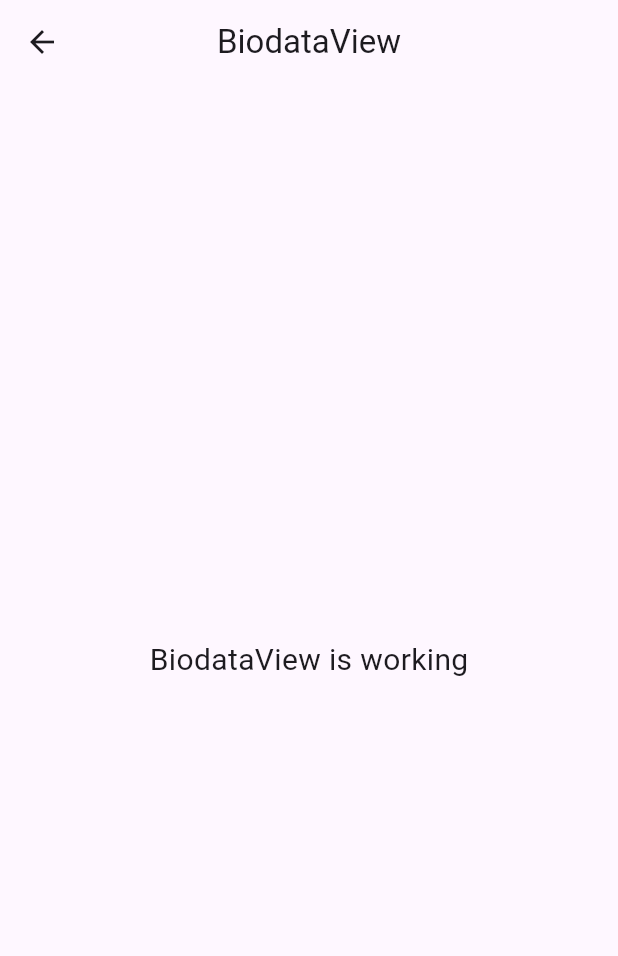
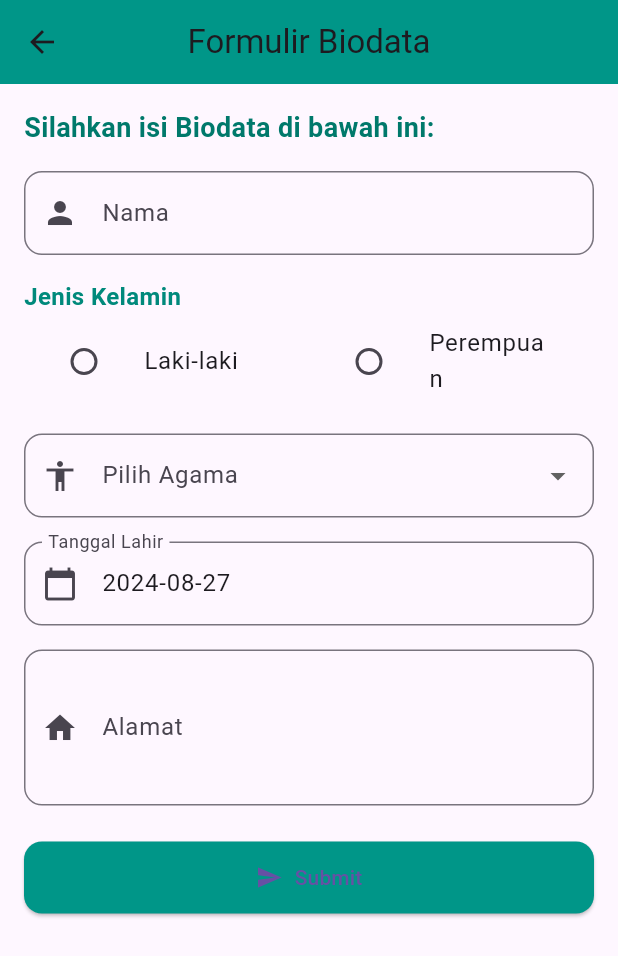
Before and after one commit to RasyaRazaqaSetiawan/Flutter-GetX, a Flutter app: the BiodataView screen opened by its route, on a phone screen of 412 x 824 dp. Shown: the top 956 px of the screen. Run offline on Flutter 3.47's test engine with Material 3 defaults, Android fonts, the phone set to English and light mode, and no system bars; our stand-ins replace get.

Commit message:
Form Biodata

```diff
--- /dev/null
+++ b/lib/app/data/biodata_model.dart
@@ -0,0 +1,15 @@
+class BiodataModel {
+  String nama;
+  String jenisKelamin;
+  String agama;
+  DateTime tanggalLahir;
+  String alamat;
+
+  BiodataModel({
+    required this.nama,
+    required this.jenisKelamin,
+    required this.agama,
+    required this.tanggalLahir,
+    required this.alamat,
+  });
+}
--- a/lib/app/modules/biodata/controllers/biodata_controller.dart
+++ b/lib/app/modules/biodata/controllers/biodata_controller.dart
@@ -1,23 +1,37 @@
 import 'package:get/get.dart';
 
+import '../../../data/biodata_model.dart';
+
 class BiodataController extends GetxController {
-  //TODO: Implement BiodataController
+  final nama = ''.obs;
+  final jenisKelamin = ''.obs;
+  final agama = ''.obs;
+  final tanggalLahir = DateTime.now().obs;
+  final alamat = ''.obs;
 
-  final count = 0.obs;
-  @override
-  void onInit() {
-    super.onInit();
+  //fungsi untuk mengubah nilai
+  void setNama(String value) => nama.value = value;
+  void setJenisKelamin(String? value) {
+    if (value != null) jenisKelamin.value = value;
   }
 
-  @override
-  void onReady() {
-    super.onReady();
+  void setAgama(String? value) {
+    if (value != null) agama.value = value;
   }
 
-  @override
-  void onClose() {
-    super.onClose();
+  void setTanggalLahir(DateTime value) => tanggalLahir.value = value;
+  void setAlamat(String value) => alamat.value = value;
+
+  //fungsi untuk submit formulir
+  void submitForm() {
+    // Proses data formulir di sini atau navigation ke halaman lain
+    final formData = BiodataModel(
+      nama: nama.value,
+      jenisKelamin: jenisKelamin.value,
+      agama: agama.value,
+      tanggalLahir: tanggalLahir.value,
+      alamat: alamat.value,
+    );
+    Get.toNamed('/output', arguments: formData);
   }
-
-  void increment() => count.value++;
 }
--- a/lib/app/modules/biodata/views/biodata_view.dart
+++ b/lib/app/modules/biodata/views/biodata_view.dart
@@ -1,22 +1,162 @@
+// ignore_for_file: prefer_const_constructors
+
 import 'package:flutter/material.dart';
-
 import 'package:get/get.dart';
-
 import '../controllers/biodata_controller.dart';
 
 class BiodataView extends GetView<BiodataController> {
   const BiodataView({super.key});
   @override
   Widget build(BuildContext context) {
+    final BiodataController controller = Get.put(BiodataController());
     return Scaffold(
       appBar: AppBar(
-        title: const Text('BiodataView'),
+        title: const Text('Formulir Biodata'),
         centerTitle: true,
+        backgroundColor: Colors.teal,
+        elevation: 0,
       ),
-      body: const Center(
-        child: Text(
-          'BiodataView is working',
-          style: TextStyle(fontSize: 20),
+      body: SingleChildScrollView(
+        child: Padding(
+          padding: const EdgeInsets.all(16.0),
+          child: Column(
+            crossAxisAlignment: CrossAxisAlignment.start,
+            children: [
+              Text(
+                'Silahkan isi Biodata di bawah ini:',
+                style: TextStyle(
+                  fontSize: 18,
+                  fontWeight: FontWeight.bold,
+                  color: Colors.teal.shade700,
+                ),
+              ),
+              SizedBox(height: 16),
+              TextField(
+                onChanged: controller.setNama,
+                decoration: InputDecoration(
+                  labelText: 'Nama',
+                  prefixIcon: Icon(Icons.person),
+                  border: OutlineInputBorder(
+                    borderRadius: BorderRadius.circular(12),
+                  ),
+                ),
+              ),
+              SizedBox(height: 16),
+              Text(
+                'Jenis Kelamin',
+                style: TextStyle(
+                  fontSize: 16,
+                  fontWeight: FontWeight.bold,
+                  color: Colors.teal.shade600,
+                ),
+              ),
+              Row(
+                children: [
+                  Obx(() => Expanded(
+                        child: ListTile(
+                          title: const Text('Laki-laki'),
+                          leading: Radio<String>(
+                            value: 'Laki-laki',
+                            groupValue: controller.jenisKelamin.value,
+                            onChanged: controller.setJenisKelamin,
+                            activeColor: Colors.teal,
+                          ),
+                        ),
+                      )),
+                  Obx(() => Expanded(
+                        child: ListTile(
+                          title: const Text('Perempuan'),
+                          leading: Radio<String>(
+                            value: 'Perempuan',
+                            groupValue: controller.jenisKelamin.value,
+                            onChanged: controller.setJenisKelamin,
+                            activeColor: Colors.teal,
+                          ),
+                        ),
+                      )),
+                ],
+              ),
+              SizedBox(height: 16),
+              Obx(
+                () => DropdownButtonFormField<String>(
+                  value: controller.agama.value.isEmpty
+                      ? null
+                      : controller.agama.value,
+                  items: <String>['Islam', 'Kristen', 'Hindu', 'Budha']
+                      .map((String value) {
+                    return DropdownMenuItem<String>(
+                      value: value,
+                      child: Text(value),
+                    );
+                  }).toList(),
+                  onChanged: controller.setAgama,
+                  decoration: InputDecoration(
+                    labelText: 'Pilih Agama',
+                    prefixIcon: Icon(Icons.accessibility),
+                    border: OutlineInputBorder(
+                      borderRadius: BorderRadius.circular(12),
+                    ),
+                  ),
+                ),
+              ),
+              SizedBox(height: 16),
+              Obx(() => TextField(
+                    decoration: InputDecoration(
+                      labelText: 'Tanggal Lahir',
+                      hintText: 'Pilih Tanggal Lahir',
+                      prefixIcon: Icon(Icons.calendar_today),
+                      border: OutlineInputBorder(
+                        borderRadius: BorderRadius.circular(12),
+                      ),
+                    ),
+                    readOnly: true,
+                    onTap: () async {
+                      DateTime? pickedDate = await showDatePicker(
+                        context: context,
+                        initialDate: controller.tanggalLahir.value,
+                        firstDate: DateTime(1),
+                        lastDate: DateTime.now(),
+                      );
+                      if (pickedDate != null) {
+                        controller.setTanggalLahir(pickedDate);
+                      }
+                    },
+                    controller: TextEditingController(
+                      text: controller.tanggalLahir.value
+                          .toString()
+                          .split(' ')[0],
+                    ),
+                  )),
+              SizedBox(height: 16),
+              TextField(
+                onChanged: controller.setAlamat,
+                decoration: InputDecoration(
+                  labelText: 'Alamat',
+                  prefixIcon: Icon(Icons.home),
+                  border: OutlineInputBorder(
+                    borderRadius: BorderRadius.circular(12),
+                  ),
+                ),
+                maxLines: 3,
+              ),
+              SizedBox(height: 24),
+              SizedBox(
+                width: double.infinity,
+                child: ElevatedButton.icon(
+                  onPressed: controller.submitForm,
+                  icon: Icon(Icons.send),
+                  label: const Text('Submit'),
+                  style: ElevatedButton.styleFrom(
+                    padding: EdgeInsets.symmetric(vertical: 14),
+                    shape: RoundedRectangleBorder(
+                      borderRadius: BorderRadius.circular(12),
+                    ),
+                    backgroundColor: Colors.teal,
+                  ),
+                ),
+              )
+            ],
+          ),
         ),
       ),
     );
--- a/lib/app/modules/home/controllers/home_controller.dart
+++ b/lib/app/modules/home/controllers/home_controller.dart
@@ -3,8 +3,6 @@
 import 'package:get/get.dart';
 
 class HomeController extends GetxController {
-  //TODO: Implement HomeController
-
   final count = 0.obs;
   @override
   void onInit() {
--- a/lib/app/modules/home/views/home_view.dart
+++ b/lib/app/modules/home/views/home_view.dart
@@ -28,6 +28,12 @@ class HomeView extends GetView<HomeController> {
                 Get.toNamed('/counter');
               },
               child: Text('Counter Page'),
+            ),
+            ElevatedButton(
+              onPressed: () {
+                Get.toNamed('/biodata');
+              },
+              child: Text('Biodata Page'),
             )
           ],
         ),
--- a/lib/app/routes/app_pages.dart
+++ b/lib/app/routes/app_pages.dart
@@ -2,6 +2,7 @@ import 'package:get/get.dart';
 
 import '../modules/biodata/bindings/biodata_binding.dart';
 import '../modules/biodata/views/biodata_view.dart';
+import '../modules/biodata/views/output_view.dart';
 import '../modules/counter/bindings/counter_binding.dart';
 import '../modules/counter/views/counter_view.dart';
 import '../modules/home/bindings/home_binding.dart';
@@ -32,5 +33,10 @@ class AppPages {
       page: () => const BiodataView(),
       binding: BiodataBinding(),
     ),
+     GetPage(
+      name: _Paths.OUTPUT,
+      page: () => OutputView(),
+      binding: BiodataBinding(),
+    ),
   ];
 }
--- a/lib/app/routes/app_routes.dart
+++ b/lib/app/routes/app_routes.dart
@@ -15,4 +15,5 @@ abstract class _Paths {
   static const HOME = '/home';
   static const COUNTER = '/counter';
   static const BIODATA = '/biodata';
+  static const OUTPUT = '/output';
 }
```
Also changed, not shown: lib/app/modules/biodata/views/output_view.dart (added, +140 -0 lines).
